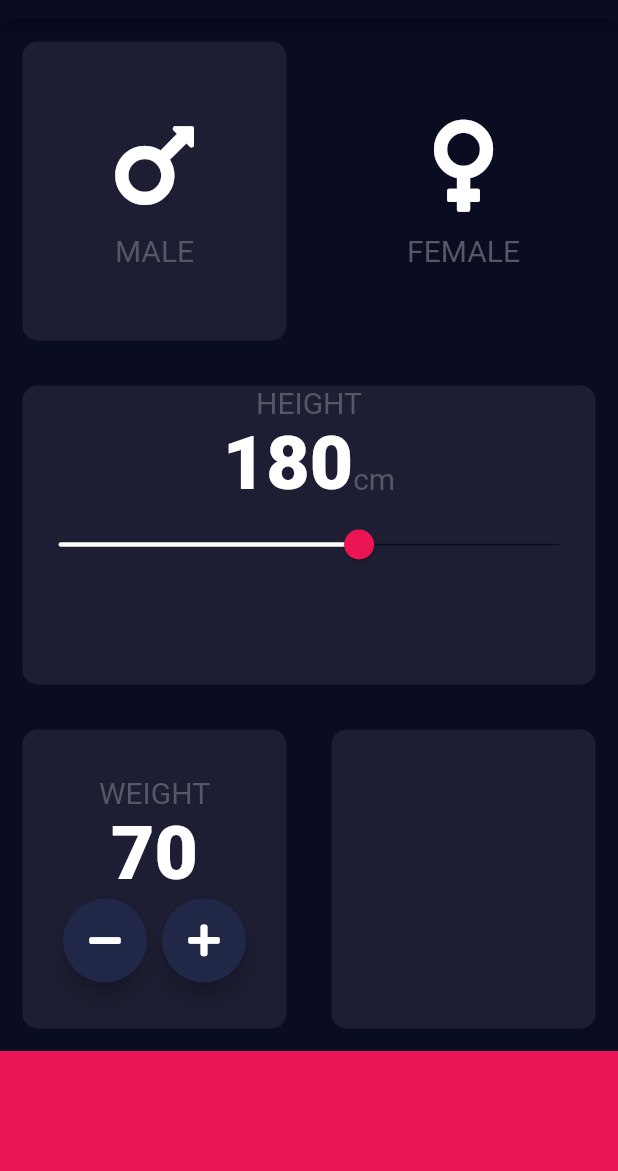
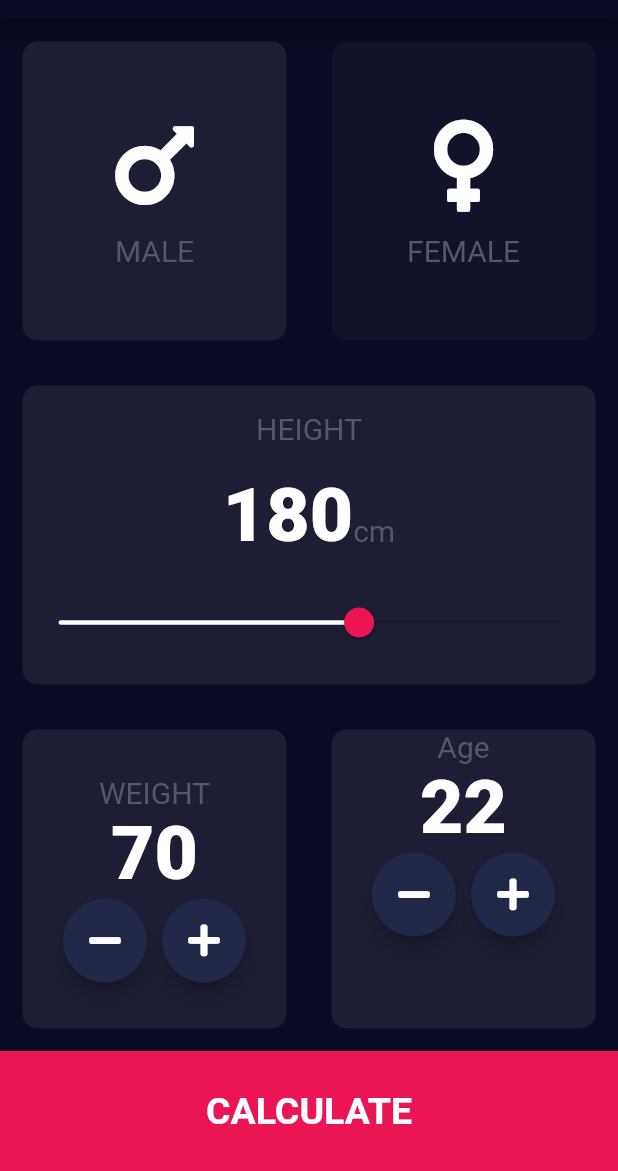
Before and after one commit to amrel7afy/BMI-CALCULATOR, a Flutter app: the screen it shows after launch, on a phone screen of 412 x 824 dp, the part 65-1236 px from its top. Run offline on Flutter 3.47's test engine with Material 2 defaults, Android fonts, the phone set to English and light mode, and no system bars; our stand-ins replace font_awesome_flutter.

Commit message:
design is finished

```diff
--- /dev/null
+++ b/lib/components/bottom_botton.dart
@@ -0,0 +1,20 @@
+import 'package:flutter/material.dart';
+import '../constants.dart';
+class BottomBotton extends StatelessWidget {
+  BottomBotton({required this.label,});
+  final String label;
+
+  @override
+  Widget build(BuildContext context) {
+    return Container(
+      alignment: Alignment.center,
+      child: Text(
+        label,
+        style: kBottomContainerStyle,
+      ),
+      color: kBottomContainerColor,
+      width: double.infinity,
+      height: 80,
+    );
+  }
+}
--- a/lib/icon_content.dart
+++ b/lib/components/icon_content.dart
@@ -1,5 +1,5 @@
 import 'package:flutter/material.dart';
-import 'constants.dart';
+import 'package:bmi_calculator/constants.dart';
 class IconContent extends StatelessWidget {
   IconContent({required this.label,required this.icon});
   final String label;
--- a/lib/reusable_card.dart
+++ b/lib/components/reusable_card.dart
@@ -1,5 +1,5 @@
 import 'package:flutter/material.dart';
-import 'icon_content.dart';
+import 'package:bmi_calculator/components/icon_content.dart';
 
 class ReusableCard extends StatelessWidget  {
   ReusableCard({required this.cardChild,required this.colour});
--- /dev/null
+++ b/lib/components/round_botton.dart
@@ -0,0 +1,20 @@
+import 'package:flutter/material.dart';
+import '../constants.dart';
+
+class RoundBotton extends StatelessWidget {
+  RoundBotton({required this.onpress, required this.icon});
+  final Function onpress;
+  final IconData icon;
+  @override
+  Widget build(BuildContext context) {
+    return RawMaterialButton(
+        child: Icon(icon),
+        constraints: BoxConstraints.tightFor(width: 56.0, height: 56.0),
+        fillColor: Color(0xff212747),
+        elevation: 5,
+        shape: CircleBorder(),
+        onPressed: () {
+          onpress();
+        });
+  }
+}
--- a/lib/constants.dart
+++ b/lib/constants.dart
@@ -1,7 +1,10 @@
 import 'package:flutter/cupertino.dart';
 import 'package:flutter/material.dart';
 const kActiveColor= Color(0xFF1D1E33);
-const kInactiveColor=Color(0xff0A0D22);
+const kInactiveColor=Color(0xFF111328);
 const kLabelStyle= TextStyle(color: Color(0xFF575867,),fontSize: 20);
 const kNumberStyle=TextStyle(color: Colors.white,fontWeight: FontWeight.w900,fontSize: 50.0);
 const kBottomContainerColor=Color(0xffEB1555);
+const kBottomContainerStyle=TextStyle(fontSize: 25,fontWeight: FontWeight.bold);
+const kYourResultStyle=TextStyle(fontSize: 35.0,fontWeight: FontWeight.w800);
+const kStatusStyle=TextStyle(color: Color(0xff2BBD74),fontWeight: FontWeight.bold,fontSize: 20.0);
--- a/lib/main.dart
+++ b/lib/main.dart
@@ -1,6 +1,6 @@
 import 'package:flutter/material.dart';
 import 'package:font_awesome_flutter/font_awesome_flutter.dart';
-import 'input_page.dart';
+import 'screens/input_page.dart';
 import 'constants.dart';
 
 
--- a/lib/input_page.dart
+++ b/lib/screens/input_page.dart
@@ -1,9 +1,12 @@
 import 'package:flutter/cupertino.dart';
 import 'package:flutter/material.dart';
-import 'reusable_card.dart';
+import '../components/reusable_card.dart';
 import 'package:font_awesome_flutter/font_awesome_flutter.dart';
-import 'constants.dart';
-import 'icon_content.dart';
+import '../constants.dart';
+import 'package:bmi_calculator/components/icon_content.dart';
+import 'package:bmi_calculator/screens/result_page.dart';
+import '../components/bottom_botton.dart';
+import '../components/round_botton.dart';
 
 enum Gender { male, female }
 
@@ -17,7 +20,8 @@ class InputPage extends StatefulWidget {
 class _InputPageState extends State<InputPage> {
   Gender selectedGender = Gender.male;
   int height = 180;
-  int weight =70;
+  int weight = 70;
+  int age = 22;
   @override
   Widget build(BuildContext context) {
     return Scaffold(
@@ -72,6 +76,7 @@ class _InputPageState extends State<InputPage> {
             child: ReusableCard(
                 colour: kActiveColor,
                 cardChild: Column(
+                  mainAxisAlignment: MainAxisAlignment.spaceEvenly,
                   children: [
                     Text(
                       'HEIGHT',
@@ -126,20 +131,27 @@ class _InputPageState extends State<InputPage> {
                             'WEIGHT',
                             style: kLabelStyle,
                           ),
-                          Text(weight.toString(),style: kNumberStyle,),
+                          Text(
+                            weight.toString(),
+                            style: kNumberStyle,
+                          ),
                           Row(
                             mainAxisAlignment: MainAxisAlignment.center,
                             children: [
-                              RoundBotton(icon: FontAwesomeIcons.minus,
-                                onpress: (){
+                              RoundBotton(
+                                icon: FontAwesomeIcons.minus,
+                                onpress: () {
                                   setState(() {
                                     weight--;
                                   });
                                 },
                               ),
-                              SizedBox(width: 10,),
-                              RoundBotton(icon: FontAwesomeIcons.plus,
-                                  onpress: (){
+                              SizedBox(
+                                width: 10,
+                              ),
+                              RoundBotton(
+                                  icon: FontAwesomeIcons.plus,
+                                  onpress: () {
                                     setState(() {
                                       weight++;
                                     });
@@ -151,33 +163,62 @@ class _InputPageState extends State<InputPage> {
                 ),
                 Expanded(
                     child: ReusableCard(
-                        colour: kActiveColor, cardChild: Container()))
+                        colour: kActiveColor,
+                        cardChild: Column(
+                          children: [
+                            Text(
+                              'Age',
+                              style: kLabelStyle,
+                            ),
+                            Text(
+                              age.toString(),
+                              style: kNumberStyle,
+                            ),
+                            Row(
+                              mainAxisAlignment: MainAxisAlignment.center,
+                              children: [
+                                RoundBotton(
+                                  icon: FontAwesomeIcons.minus,
+                                  onpress: () {
+                                    setState(() {
+                                      age--;
+                                    });
+                                  },
+                                ),
+                                SizedBox(
+                                  width: 10,
+                                ),
+                                RoundBotton(
+                                    icon: FontAwesomeIcons.plus,
+                                    onpress: () {
+                                      setState(() {
+                                        age++;
+                                      });
+                                    })
+                              ],
+                            )
+                          ],
+                        )))
               ],
             ),
           ),
-          Container(
-            color: kBottomContainerColor,
-            width: double.infinity,
-            height: 80,
+          GestureDetector(
+            onTap: () {
+              Navigator.push(
+                  context,
+                  MaterialPageRoute(
+                      builder: (context) => ResultPage(
+                            bottomContainer: BottomBotton(
+                              label: 'RE-CALCULATE',
+                            ),
+                          )));
+            },
+            child: BottomBotton(
+              label: 'CALCULATE',
+            ),
           )
         ],
       ),
     );
   }
 }
-
-class RoundBotton extends StatelessWidget {
-RoundBotton({required this.onpress,required this.icon});
-final Function onpress;
-final IconData icon;
-  @override
-  Widget build(BuildContext context) {
-    return RawMaterialButton(
-      child: Icon(icon),
-      constraints: BoxConstraints.tightFor(width: 56.0,height: 56.0),
-      fillColor:  Color(0xff212747),
-      elevation: 5,
-      shape: CircleBorder(),
-        onPressed: (){onpress();});
-  }
-}
```
Also changed, not shown: lib/screens/result_page.dart (added, +43 -0 lines), lib/calcluation_Brain.dart (added), 1 other file.
